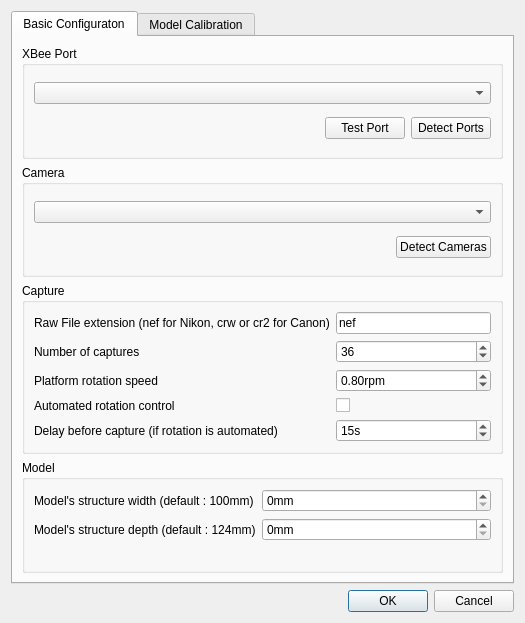
Qt form pc/core/settingsform.ui (plule/pfe-costumes) before a commit.
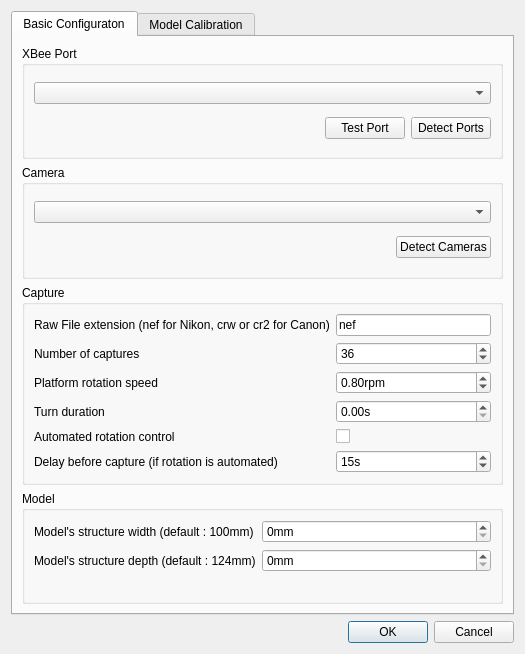
The same form after that commit. Icons and pictures are not drawn.

```diff
--- a/pc/core/settingsform.ui
+++ b/pc/core/settingsform.ui
@@ -7,7 +7,7 @@
     <x>0</x>
     <y>0</y>
     <width>525</width>
-    <height>623</height>
+    <height>654</height>
    </rect>
   </property>
   <property name="windowTitle">
@@ -197,14 +197,35 @@
             </property>
            </widget>
           </item>
+          <item row="3" column="1">
+           <widget class="QDoubleSpinBox" name="turnDurationSpin">
+            <property name="suffix">
+             <string>s</string>
+            </property>
+           </widget>
+          </item>
           <item row="4" column="0">
+           <widget class="QLabel" name="automatedRotationLabel">
+            <property name="text">
+             <string>Automated rotation control</string>
+            </property>
+           </widget>
+          </item>
+          <item row="4" column="1">
+           <widget class="QCheckBox" name="automatedRotationCheck">
+            <property name="text">
+             <string/>
+            </property>
+           </widget>
+          </item>
+          <item row="5" column="0">
            <widget class="QLabel" name="delayLabel">
             <property name="text">
              <string>Delay before capture (if rotation is automated)</string>
             </property>
            </widget>
           </item>
-          <item row="4" column="1">
+          <item row="5" column="1">
            <widget class="QSpinBox" name="delaySpin">
             <property name="suffix">
              <string>s</string>
@@ -215,16 +236,9 @@
            </widget>
           </item>
           <item row="3" column="0">
-           <widget class="QLabel" name="automatedRotationLabel">
+           <widget class="QLabel" name="turnDurationLabel">
             <property name="text">
-             <string>Automated rotation control</string>
-            </property>
-           </widget>
-          </item>
-          <item row="3" column="1">
-           <widget class="QCheckBox" name="automatedRotationCheck">
-            <property name="text">
-             <string/>
+             <string>Turn duration</string>
             </property>
            </widget>
           </item>
```
Left out of the diff: 14 changed lines with no effect on the pictures.
